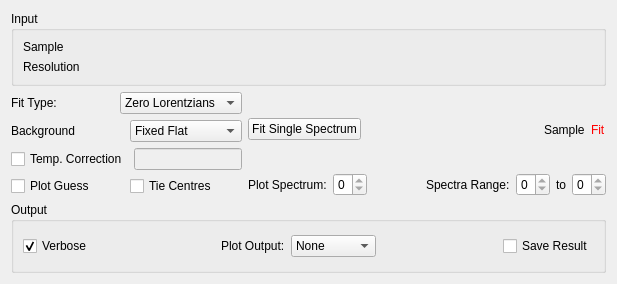
The window that Code/Mantid/MantidQt/CustomInterfaces/inc/MantidQtCustomInterfaces/Indirect/ConvFit.ui (mantidproject/mantid) describes before a commit, drawn with Qt 5.
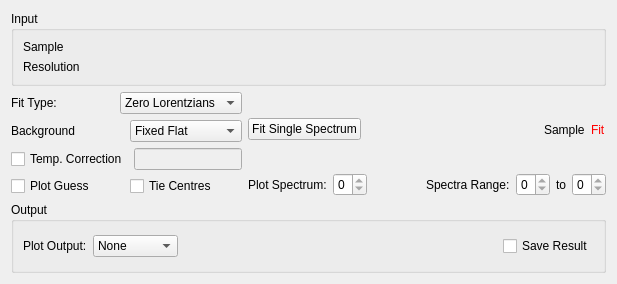
The same window after the commit. Custom widgets are drawn as their Qt base class.

```diff
--- a/Code/Mantid/MantidQt/CustomInterfaces/inc/MantidQtCustomInterfaces/Indirect/ConvFit.ui
+++ b/Code/Mantid/MantidQt/CustomInterfaces/inc/MantidQtCustomInterfaces/Indirect/ConvFit.ui
@@ -351,29 +351,6 @@
       <string>Output</string>
      </property>
      <layout class="QHBoxLayout" name="horizontalLayout_10">
-      <item>
-       <widget class="QCheckBox" name="ckVerbose">
-        <property name="text">
-         <string>Verbose</string>
-        </property>
-        <property name="checked">
-         <bool>true</bool>
-        </property>
-       </widget>
-      </item>
-      <item>
-       <spacer name="horizontalSpacer_0">
-        <property name="orientation">
-         <enum>Qt::Horizontal</enum>
-        </property>
-        <property name="sizeHint" stdset="0">
-         <size>
-          <width>40</width>
-          <height>20</height>
-         </size>
-        </property>
-       </spacer>
-      </item>
       <item>
        <widget class="QLabel" name="lbPlotType">
         <property name="text">
```
